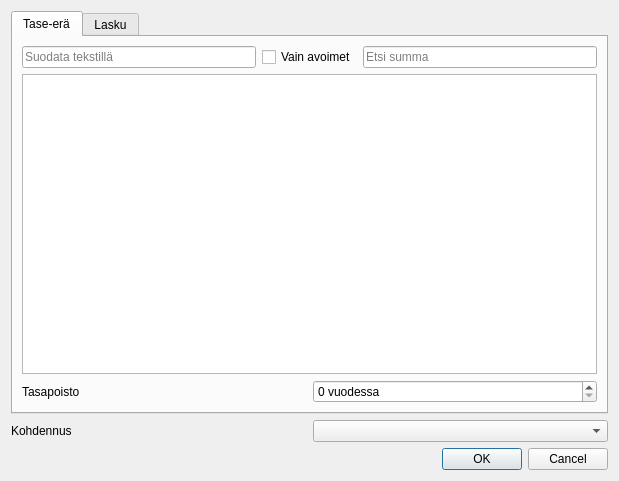
This is kitupiikki/kirjaus/taseeravalintadialogi.ui in artoh/kitupiikki as Qt 5 draws it before an edit. The edited form follows.
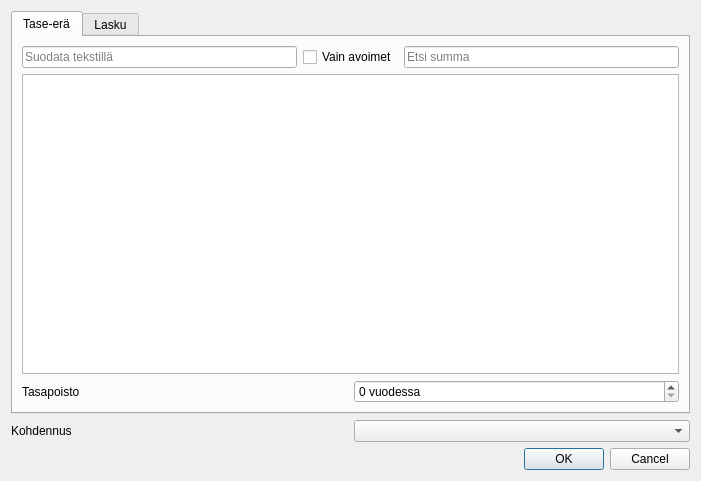
This is the edited form.

Patch:
```diff
--- a/kitupiikki/kirjaus/taseeravalintadialogi.ui
+++ b/kitupiikki/kirjaus/taseeravalintadialogi.ui
@@ -6,7 +6,7 @@
    <rect>
     <x>0</x>
     <y>0</y>
-    <width>613</width>
+    <width>701</width>
     <height>481</height>
    </rect>
   </property>
```
